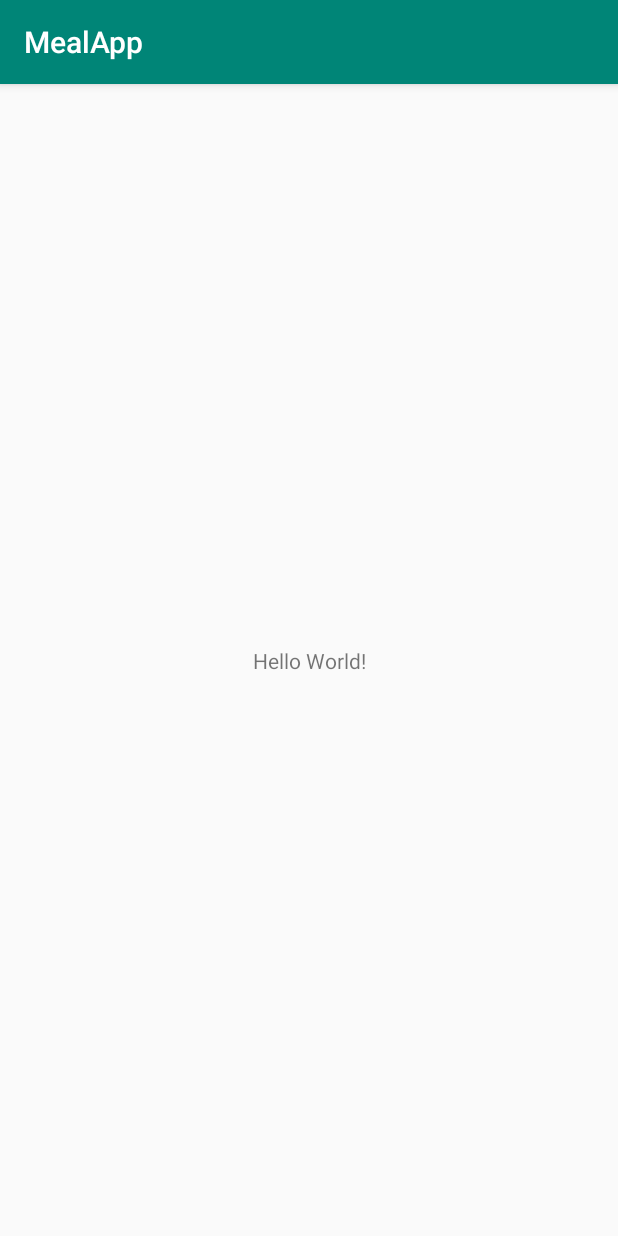
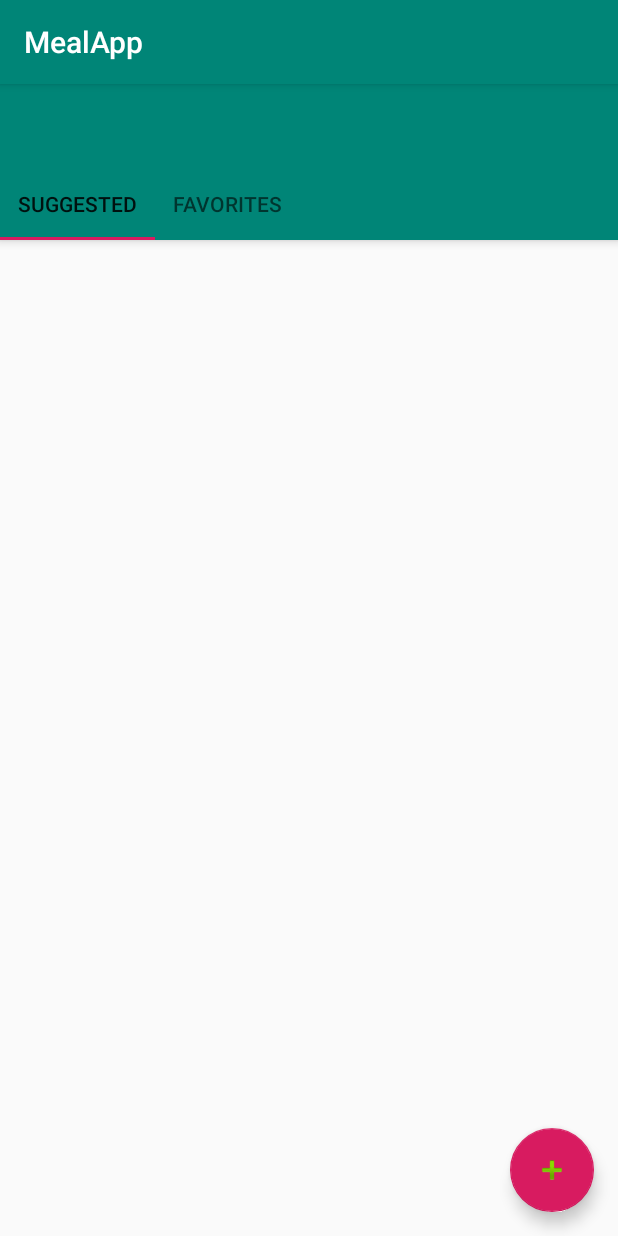
Before and after one commit to DavidRandisi/MealApp, an Android app: the screen it shows after launch (MainActivity), on a phone screen of 412 x 824 dp. Run offline under Robolectric (Android 15) with nearby library versions, the phone set to English and light mode, and no system bars.

Commit message:
Added tablayout to MainActivity

```diff
--- a/app/src/main/res/layout/activity_main.xml
+++ b/app/src/main/res/layout/activity_main.xml
@@ -1,18 +1,51 @@
 <?xml version="1.0" encoding="utf-8"?>
-<android.support.constraint.ConstraintLayout xmlns:android="http://schemas.android.com/apk/res/android"
+<android.support.design.widget.CoordinatorLayout xmlns:android="http://schemas.android.com/apk/res/android"
     xmlns:app="http://schemas.android.com/apk/res-auto"
-    xmlns:tools="http://schemas.android.com/tools"
     android:layout_width="match_parent"
     android:layout_height="match_parent"
-    tools:context=".MainActivity">
+    android:fitsSystemWindows="true">
 
-    <TextView
+    <android.support.design.widget.AppBarLayout
+        android:id="@+id/appbar"
+        android:layout_width="match_parent"
+        android:layout_height="wrap_content">
+
+        <android.support.v7.widget.Toolbar
+            android:layout_width="match_parent"
+            android:layout_height="?attr/actionBarSize"
+            app:layout_scrollFlags="scroll|enterAlways"></android.support.v7.widget.Toolbar>
+
+        <android.support.design.widget.TabLayout
+            android:id="@+id/tabs"
+            android:layout_width="match_parent"
+            android:layout_height="wrap_content"
+            android:textAlignment="center"
+            app:tabMode="scrollable">
+
+            <android.support.design.widget.TabItem
+                android:layout_width="wrap_content"
+                android:layout_height="wrap_content"
+                android:text="@string/suggested_tab" />
+
+            <android.support.design.widget.TabItem
+                android:layout_width="wrap_content"
+                android:layout_height="wrap_content"
+                android:text="@string/favorites_tab" />
+        </android.support.design.widget.TabLayout>
+    </android.support.design.widget.AppBarLayout>
+
+    <android.support.v4.widget.NestedScrollView
+        android:layout_width="match_parent"
+        android:layout_height="match_parent"
+        app:layout_behavior="android.support.design.widget.AppBarLayout$ScrollingViewBehavior">
+
+    </android.support.v4.widget.NestedScrollView>
+
+    <android.support.design.widget.FloatingActionButton
         android:layout_width="wrap_content"
         android:layout_height="wrap_content"
-        android:text="Hello World!"
-        app:layout_constraintBottom_toBottomOf="parent"
-        app:layout_constraintLeft_toLeftOf="parent"
-        app:layout_constraintRight_toRightOf="parent"
-        app:layout_constraintTop_toTopOf="parent" />
-
-</android.support.constraint.ConstraintLayout>
+        android:layout_gravity="bottom|end"
+        android:layout_margin="16dp"
+        android:clickable="true"
+        android:src="@android:drawable/ic_input_add" />
+</android.support.design.widget.CoordinatorLayout>
--- a/app/src/main/res/values/strings.xml
+++ b/app/src/main/res/values/strings.xml
@@ -1,3 +1,5 @@
 <resources>
     <string name="app_name">MealApp</string>
+    <string name="suggested_tab">Suggested</string>
+    <string name="favorites_tab">Favorites</string>
 </resources>
```
